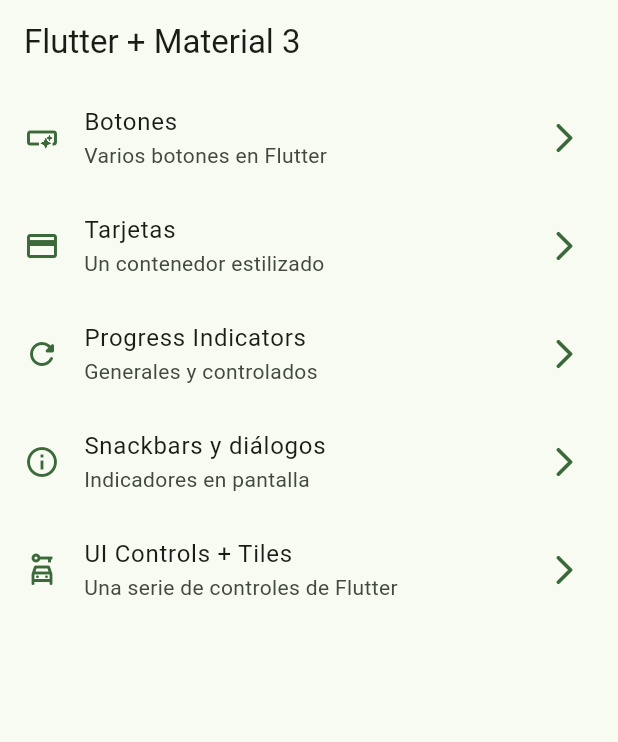
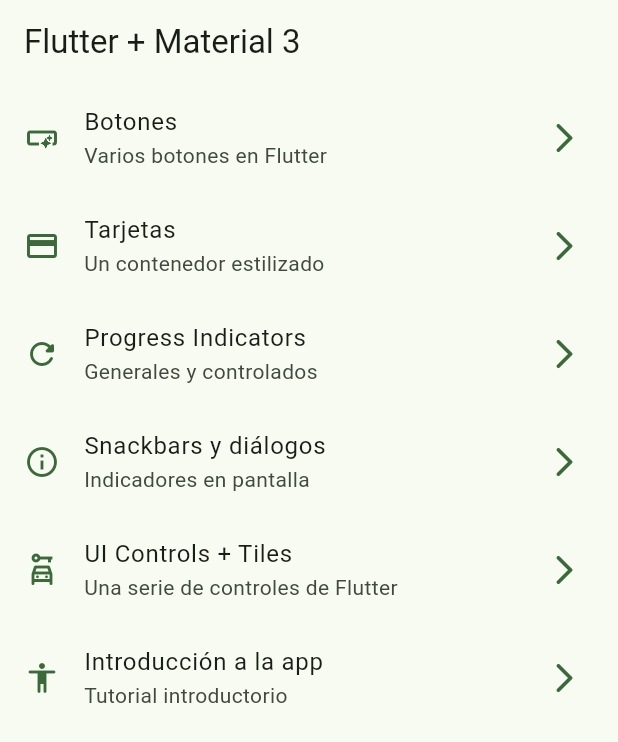
Before and after one commit to RichiiiRFC/widgets_app, a Flutter app: the screen it shows after launch, on a phone screen of 412 x 824 dp. Shown: the top 742 px of the screen. Run offline on Flutter 3.47's test engine with Material 3 defaults, Android fonts, the phone set to English and light mode, and no system bars; our stand-ins replace go_router.

Commit message:
tutorial screen added

```diff
--- a/lib/config/menu/menu_items.dart
+++ b/lib/config/menu/menu_items.dart
@@ -53,5 +53,12 @@ const appMenuItems = <MenuItem>[
       icon: Icons.car_rental_outlined
   ),
 
+  MenuItem(
+      title: 'Introducción a la app',
+      subTitle: 'Tutorial introductorio',
+      link: '/tutorial',
+      icon: Icons.accessibility_rounded
+  ),
+
 
 ];
--- a/lib/config/router/app_router.dart
+++ b/lib/config/router/app_router.dart
@@ -49,5 +49,11 @@ final appRouter = GoRouter(
       name: UiControlsScreen.name,
       builder: (context, state) => UiControlsScreen(),
     ),
+
+    GoRoute(
+      path: '/tutorial',
+      name: AppTutorialScreen.name,
+      builder: (context, state) => AppTutorialScreen(),
+    ),
   ],
 );
--- a/lib/presentation/screens/home/home_screen.dart
+++ b/lib/presentation/screens/home/home_screen.dart
@@ -59,7 +59,9 @@ class _CustomListTile extends StatelessWidget {
       trailing: Icon( Icons.arrow_forward_ios_rounded, color: colors.primary),
       title: Text(menuItem.title),
       subtitle: Text(menuItem.subTitle),
+
       onTap:(){
+
         // Navigator.of(context).push(
         //   MaterialPageRoute(
         //       builder: (context) => const ButtonsScreen(),
@@ -68,7 +70,6 @@ class _CustomListTile extends StatelessWidget {
         // Navigator.pushNamed(context, menuItem.link);
 
         context.push( menuItem.link);
-
         // context.pushNamed(CardsScreen.name);
 
       },
```
